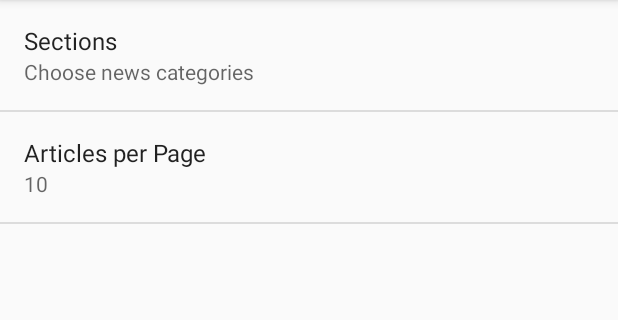
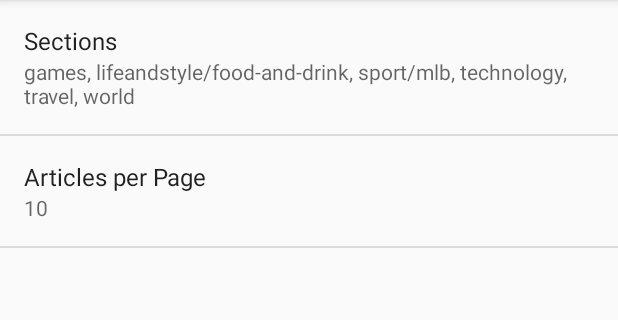
Before and after one commit to angelynaliem/DailyDoseofNews, an Android app: the screen it shows after launch (SettingsActivity), in the options menu, after a tap on "Settings", on a phone screen of 412 x 824 dp, the part 84-404 px from its top. Run offline under Robolectric (Android 15) with nearby library versions, the light colour scheme and no system bars; our stand-ins replace Picasso; pictures from the network do not load.

Commit message:
small changes

```diff
--- a/app/src/main/java/com/example/company/dailydoseofnews/activities/MainActivity.java
+++ b/app/src/main/java/com/example/company/dailydoseofnews/activities/MainActivity.java
@@ -115,10 +115,18 @@ public class MainActivity extends AppCompatActivity {
 
     private void setOnTabListener(){
         // This sets the first tabColor when called from onCreate();
+        // Tab can be null if no News is selected from prefs
         int firstTab = tabLayout.getSelectedTabPosition();
         TabLayout.Tab tab = tabLayout.getTabAt(firstTab);
-        String tabString = tab.getText().toString();
-        findColors(tabString);
+        if (tab != null){
+            String tabString = tab.getText().toString();
+            findColors(tabString);
+        } else {
+            findColors("default color");
+            // Makes no news screen visible
+            View noNewsView = findViewById(R.id.no_news_view);
+            noNewsView.setVisibility(View.VISIBLE);
+        }
         tabLayout.addOnTabSelectedListener(new TabLayout.OnTabSelectedListener() {
             @Override
             public void onTabSelected(TabLayout.Tab tab) {
--- a/app/src/main/java/com/example/company/dailydoseofnews/activities/SettingsActivity.java
+++ b/app/src/main/java/com/example/company/dailydoseofnews/activities/SettingsActivity.java
@@ -25,9 +25,9 @@ public class SettingsActivity extends AppCompatActivity {
             addPreferencesFromResource(R.xml.settings_prefs);
             SharedPrefsSingleton prefsSingleton = SharedPrefsSingleton.getInstance(getActivity());
             Preference articleNumber = findPreference(getString(R.string.num_of_pages_prefs_key));
-            Preference sortBy = findPreference(getString(R.string.sections_prefs_key));
-            prefsSingleton.applyPreferenceValuesAndListener(getActivity(), articleNumber);
-            prefsSingleton.applyPreferenceValuesAndListener(getActivity(), sortBy);
+            Preference sectionsPref = findPreference(getString(R.string.sections_prefs_key));
+            prefsSingleton.applyPreferenceValuesAndListener(articleNumber);
+            prefsSingleton.applyPreferenceValuesAndListener(sectionsPref);
         }
     }
 }
--- a/app/src/main/java/com/example/company/dailydoseofnews/adapter/NewsAdapter.java
+++ b/app/src/main/java/com/example/company/dailydoseofnews/adapter/NewsAdapter.java
@@ -15,9 +15,6 @@ import com.example.company.dailydoseofnews.News;
 import com.example.company.dailydoseofnews.R;
 import com.example.company.dailydoseofnews.interfaces.NewsInterface;
 import com.squareup.picasso.Picasso;
-
-import org.w3c.dom.Text;
-
 import java.text.ParseException;
 import java.text.SimpleDateFormat;
 import java.util.Calendar;
--- a/app/src/main/java/com/example/company/dailydoseofnews/network/NetworkUtils.java
+++ b/app/src/main/java/com/example/company/dailydoseofnews/network/NetworkUtils.java
@@ -79,6 +79,7 @@ public class NetworkUtils {
         try {
             urlConnection = (HttpURLConnection) url.openConnection();
             urlConnection.setRequestMethod("GET");
+            urlConnection.setConnectTimeout(10000);
             urlConnection.connect();
 
             if (urlConnection.getResponseCode() == HttpURLConnection.HTTP_OK) {
--- a/app/src/main/java/com/example/company/dailydoseofnews/preferences/SharedPrefsSingleton.java
+++ b/app/src/main/java/com/example/company/dailydoseofnews/preferences/SharedPrefsSingleton.java
@@ -3,8 +3,13 @@ package com.example.company.dailydoseofnews.preferences;
 import android.content.Context;
 import android.content.SharedPreferences;
 import android.preference.ListPreference;
+import android.preference.MultiSelectListPreference;
 import android.preference.Preference;
 import android.preference.PreferenceManager;
+import android.text.TextUtils;
+import android.util.Log;
+import android.widget.Toast;
+
 import com.example.company.dailydoseofnews.R;
 import java.util.ArrayList;
 import java.util.Arrays;
@@ -12,11 +17,9 @@ import java.util.Collections;
 import java.util.HashSet;
 import java.util.Set;
 
-/**
- * I was using a static Context and received a warning about leaking a static Context object.
- * I've implemented a temporary solution by removing the static Context
- * & just requiring a Context in the methods I needed it in.
- */
+import static android.content.ContentValues.TAG;
+
+
 public class SharedPrefsSingleton implements Preference.OnPreferenceChangeListener {
 
     private static SharedPrefsSingleton sharedPrefsInstance;
@@ -33,16 +36,24 @@ public class SharedPrefsSingleton implements Preference.OnPreferenceChangeListen
         return sharedPrefsInstance;
     }
 
-    public void applyPreferenceValuesAndListener(Context context, Preference preference) {
+    public void applyPreferenceValuesAndListener(Preference preference) {
         preference.setOnPreferenceChangeListener(this);
-        if (preference.getKey().equals(context.getString(R.string.num_of_pages_prefs_key))){
+        if (preference.getKey().equals(preference.getContext().getString(R.string.num_of_pages_prefs_key))) {
             String numPageString = getStringValue(preference.getKey(), "");
             onPreferenceChange(preference, numPageString);
+        } else if (preference.getKey().equals(preference.getContext().getString(R.string.sections_prefs_key))) {
+            MultiSelectListPreference multiSelectListPreference = (MultiSelectListPreference) preference;
+            ArrayList<String> stringSet = getArrayFromSet(preference.getContext(),
+                    preference.getContext().getString(R.string.sections_prefs_key),
+                    R.array.default_news_array);
+            onPreferenceChange(multiSelectListPreference, stringSet.toString());
+
+
         } else {
-            // do nothing right now because the other preference is a MultiList &
-            // that summary doesn't change.
+
         }
     }
+
 
     public String getStringValue(String key, String defValue){
         return mSharedPreferences.getString(key, defValue);
@@ -61,10 +72,20 @@ public class SharedPrefsSingleton implements Preference.OnPreferenceChangeListen
         return prefsArrayList;
     }
 
+
     @Override
     public boolean onPreferenceChange(Preference preference, Object newValue) {
         if (preference instanceof ListPreference){
             preference.setSummary(newValue.toString());
+        } else if (preference instanceof MultiSelectListPreference){
+            String prefString = newValue.toString().replace("[", "")
+                    .replace("]", "");
+            Log.d(TAG, "onPreferenceChange: PREF" + prefString);
+            if (!TextUtils.isEmpty(prefString)){
+                preference.setSummary(prefString);
+            } else {
+                preference.setSummary(R.string.no_sections_toast);
+            }
         }
         return true;
     }
--- a/app/src/main/res/values/colors.xml
+++ b/app/src/main/res/values/colors.xml
@@ -26,7 +26,7 @@
     <color name="colorBlue">#1E88E5</color>
     <color name="colorBlueDark">#1565C0</color>
 
-    <!-- Pink -->
+    <!-- Purple -->
     <color name="colorPurple">#5E35B1</color>
     <color name="colorPurpleDark">#4527A0</color>
 
--- a/app/src/main/res/values/strings.xml
+++ b/app/src/main/res/values/strings.xml
@@ -73,6 +73,8 @@
     <string name="sections_prefs_key">list_key</string>
     <string name="choose_news_categories">Choose news categories</string>
     <string name="select_sections">Select sections</string>
+    <string name="no_sections_toast">No news selected, click me to add some!</string>
+    <string name="no_news_add_prefs">Go to preferences to add stories</string>
 
     <string-array name="sections_names">
         <item>US News</item>
--- a/app/src/main/res/xml/settings_prefs.xml
+++ b/app/src/main/res/xml/settings_prefs.xml
@@ -5,7 +5,7 @@
         android:dialogTitle="@string/select_sections"
         android:entries="@array/sections_names"
         android:entryValues="@array/sections_values"
-        android:summary="@string/choose_news_categories"
+
         android:key="@string/sections_prefs_key"
         android:title="@string/sections" />
 
```
Also changed, not shown: app/src/main/java/com/example/company/dailydoseofnews/activities/SearchResultsActivity.java (+6 -15 lines), app/src/main/res/layout/activity_main.xml (+23 -2 lines), app/src/main/res/drawable-xhdpi/no_news_trans.png (added), app/src/main/res/drawable-xxhdpi/no_news_trans.png (added), app/src/main/res/drawable-xxxhdpi/no_news_trans.png (added), 24 other files.
